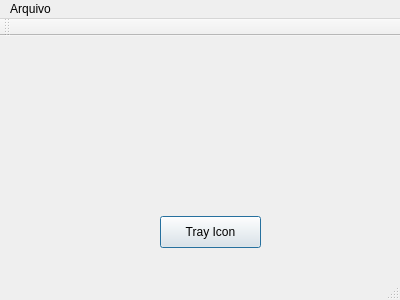
Qt form nomad/mainwindow.ui (palmeidaprog/nomad) before a commit.
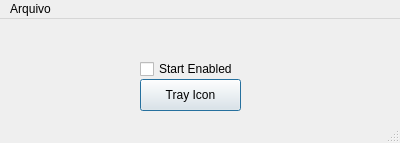
The same form after that commit. Icons and pictures are not drawn.

Patch:
```diff
--- a/nomad/mainwindow.ui
+++ b/nomad/mainwindow.ui
@@ -7,7 +7,7 @@
     <x>0</x>
     <y>0</y>
     <width>400</width>
-    <height>300</height>
+    <height>143</height>
    </rect>
   </property>
   <property name="windowTitle">
@@ -24,12 +24,15 @@
     </property>
     <property name="geometry">
      <rect>
-      <x>160</x>
-      <y>180</y>
+      <x>140</x>
+      <y>60</y>
       <width>101</width>
       <height>32</height>
      </rect>
     </property>
+    <property name="styleSheet">
+     <string notr="true"/>
+    </property>
     <property name="text">
      <string>Tray Icon</string>
     </property>
@@ -43,6 +46,19 @@
      <bool>false</bool>
     </property>
    </widget>
+   <widget class="QCheckBox" name="checkBox">
+    <property name="geometry">
+     <rect>
+      <x>140</x>
+      <y>40</y>
+      <width>101</width>
+      <height>20</height>
+     </rect>
+    </property>
+    <property name="text">
+     <string>Start Enabled</string>
+    </property>
+   </widget>
   </widget>
   <widget class="QMenuBar" name="menuBar">
    <property name="geometry">
@@ -61,14 +77,6 @@
    </widget>
    <addaction name="menuArquivo"/>
   </widget>
-  <widget class="QToolBar" name="mainToolBar">
-   <attribute name="toolBarArea">
-    <enum>TopToolBarArea</enum>
-   </attribute>
-   <attribute name="toolBarBreak">
-    <bool>false</bool>
-   </attribute>
-  </widget>
   <widget class="QStatusBar" name="statusBar"/>
   <action name="actionTeste">
    <property name="text">
```
Left out of the diff: 11 changed lines with no effect on the pictures.
